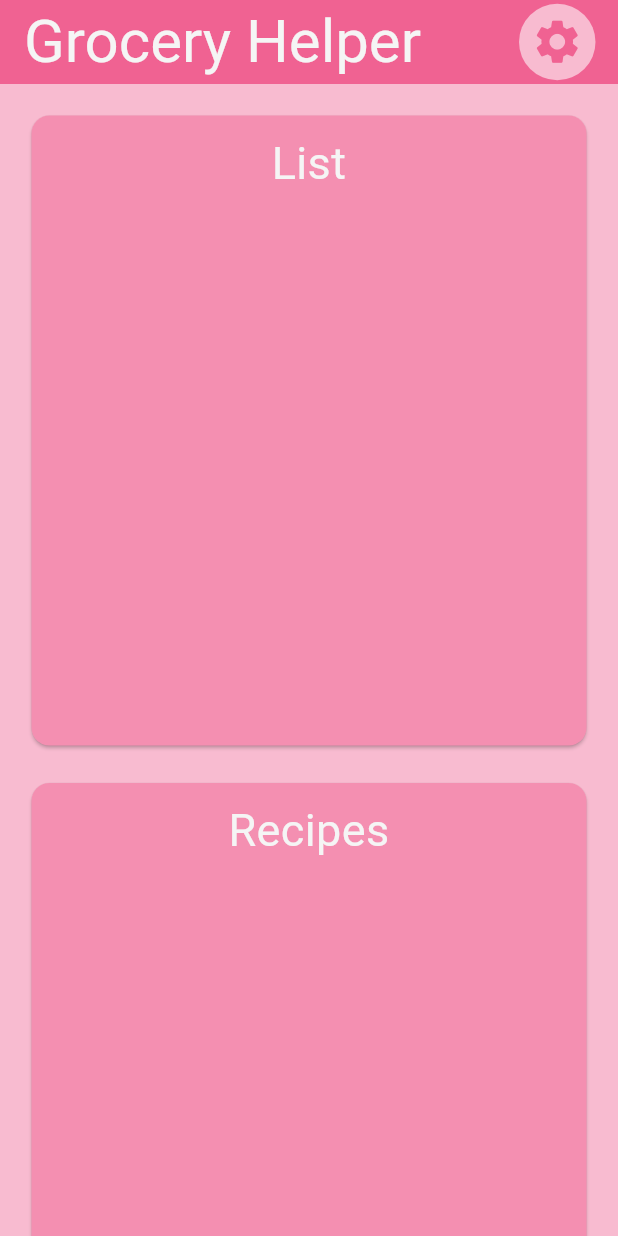
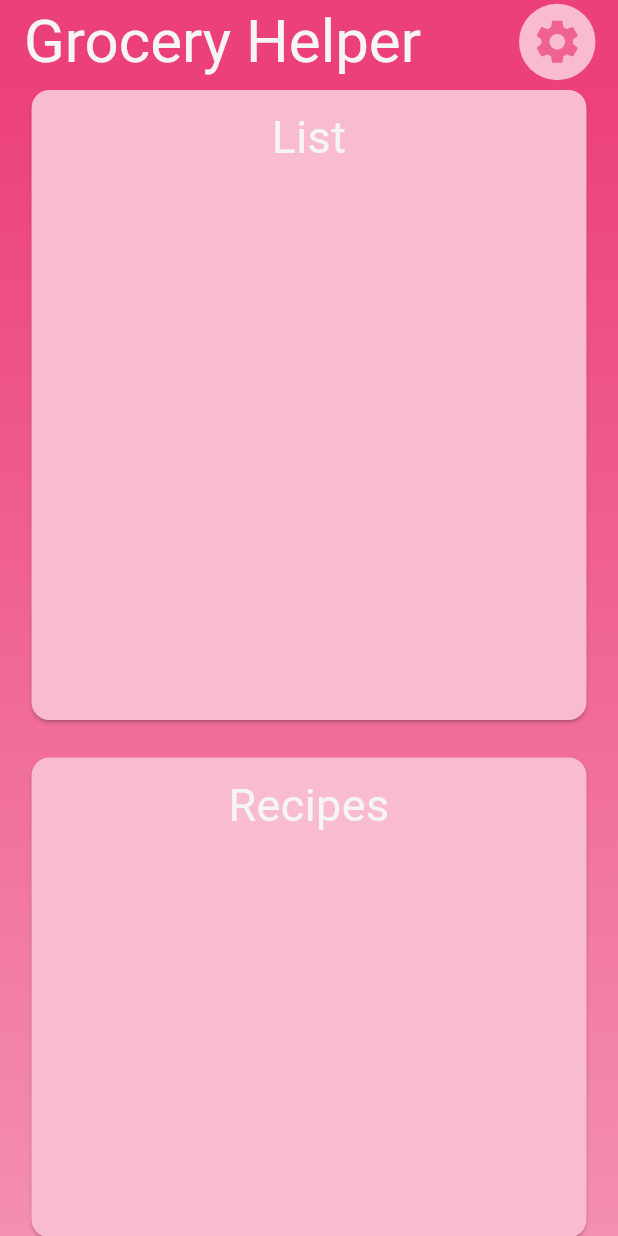
Before and after one commit to Haimenar/grocery_list_helper, a Flutter app: the screen it shows after launch, on a phone screen of 412 x 824 dp. Run offline on Flutter 3.47's test engine with Material 3 defaults, Android fonts, the phone set to English and light mode, and no system bars.

Commit message:
Added Gradient

```diff
--- a/lib/main.dart
+++ b/lib/main.dart
@@ -1,25 +1,25 @@
 import 'package:flutter/material.dart';
 
 void main() {
-  runApp(
-      ListApp()
-  );
+  runApp(ListApp());
 }
 
 class ListApp extends StatelessWidget {
   @override
   Widget build(BuildContext context) {
     return MaterialApp(
-      home: Scaffold(backgroundColor: Colors.pink[100],
+      home: Scaffold(
         appBar: AppBar(
-            backgroundColor: Colors.pink[300],
-            title: Text("Grocery Helper",
+          backgroundColor: Colors.pink[400],
+          elevation: 0,
+          title: Text(
+            "Grocery Helper",
             style: TextStyle(
               fontSize: 40,
               color: Colors.grey[100],
             ),
           ),
-          actions: <Widget> [
+          actions: <Widget>[
             Padding(
               padding: const EdgeInsets.only(right: 15.0),
               child: IconButton.filled(
@@ -30,29 +30,37 @@ class ListApp extends StatelessWidget {
                 onPressed: () {},
                 style: ButtonStyle(
                   backgroundColor: MaterialStateProperty.all(Colors.pink[100]),
-                )
+                ),
               ),
             )
-          ]
-
+          ],
         ),
-        body: SafeArea(
-          child: Column(
-              mainAxisSize: MainAxisSize.min,
+        body: Container(
+          decoration: BoxDecoration(
+            gradient: LinearGradient(
+              colors: [Colors.pink[400]!, Colors.pink[200]!], // Gradient colors
+              begin: Alignment.topCenter, // Start at the top
+              end: Alignment.bottomCenter, // End at the bottom
+            ),
+          ),
+          child: SafeArea(
+            child: Column(
+              mainAxisAlignment: MainAxisAlignment.spaceEvenly,
               children: <Widget>[
                 Container(
-                  margin: EdgeInsets.symmetric(vertical: 17, horizontal: 17.0),
+                  margin: EdgeInsets.symmetric(horizontal: 17.0),
                   child: Column(
                     mainAxisAlignment: MainAxisAlignment.center,
-                    children: <Widget> [
+                    children: <Widget>[
                       Card(
-                        color: Colors.pink[200],
+                        color: Colors.pink[100],
                         child: Padding(
                           padding: EdgeInsets.all(10.0),
                           child: SizedBox(
                             width: double.infinity,
                             height: 400.0,
-                            child: Text("List",
+                            child: Text(
+                              "List",
                               style: TextStyle(
                                 fontSize: 30,
                                 color: Colors.grey[100],
@@ -62,17 +70,16 @@ class ListApp extends StatelessWidget {
                           ),
                         ),
                       ),
-                      SizedBox(
-                          height: 17.0
-                      ),
+                      SizedBox(height: 17.0),
                       Card(
-                        color: Colors.pink[200],
+                        color: Colors.pink[100],
                         child: Padding(
                           padding: EdgeInsets.all(10.0),
                           child: SizedBox(
                             width: double.infinity,
                             height: 300.0,
-                            child: Text("Recipes",
+                            child: Text(
+                              "Recipes",
                               style: TextStyle(
                                 fontSize: 30,
                                 color: Colors.grey[100],
@@ -82,14 +89,12 @@ class ListApp extends StatelessWidget {
                           ),
                         ),
                       ),
-
                     ],
                   ),
                 ),
-
-              ]
+              ],
+            ),
           ),
-
         ),
       ),
     );
```
